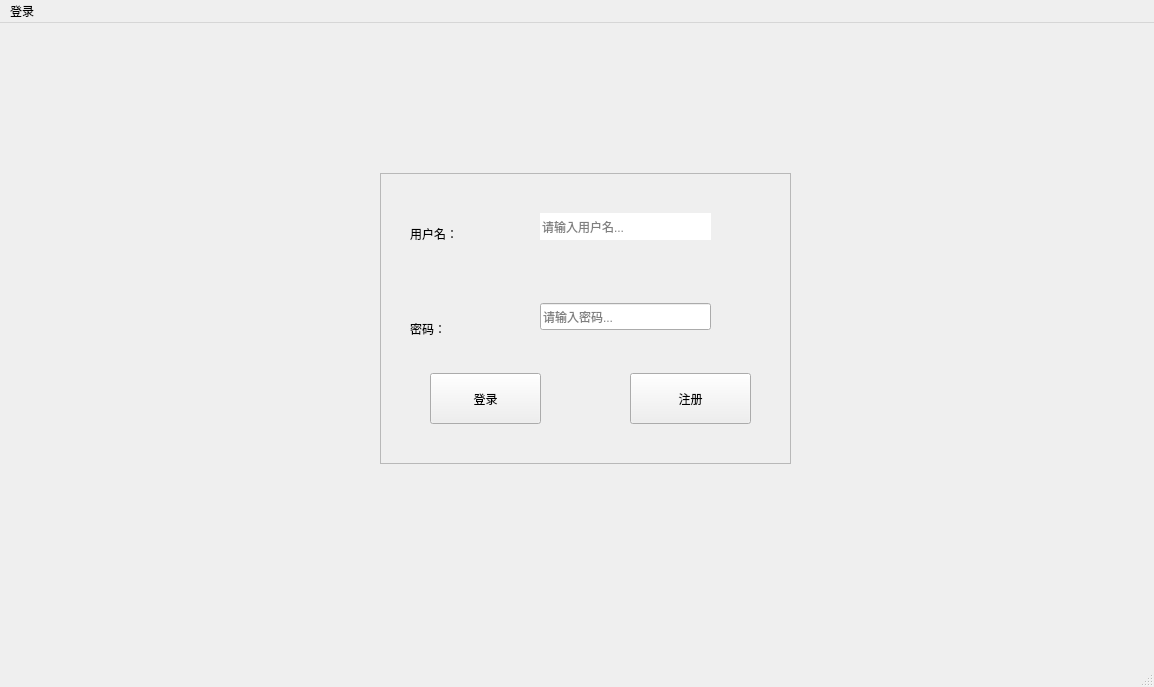
Above: Flight/MainWindow.ui from howbirdfly/FlightServer before the change. Below: the same form after it.
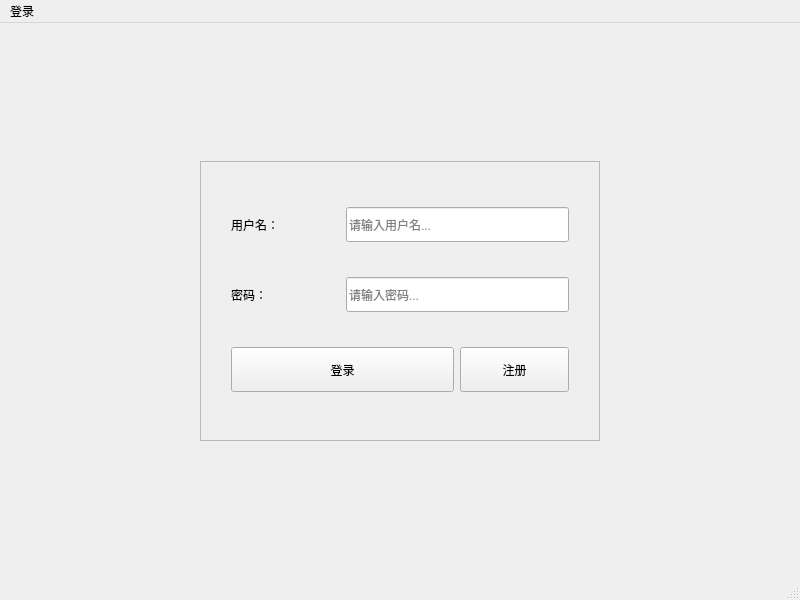
That is the form after the change.

The edit to the form file:
```diff
--- a/Flight/MainWindow.ui
+++ b/Flight/MainWindow.ui
@@ -6,38 +6,75 @@
    <rect>
     <x>0</x>
     <y>0</y>
-    <width>1154</width>
-    <height>687</height>
+    <width>800</width>
+    <height>600</height>
    </rect>
   </property>
   <property name="windowTitle">
    <string>MainWindow</string>
   </property>
   <widget class="QWidget" name="centralwidget">
+   <layout class="QVBoxLayout" name="verticalLayout">
+    <item>
+     <spacer name="verticalSpacer_top">
+      <property name="orientation">
+       <enum>Qt::Orientation::Vertical</enum>
+      </property>
+      <property name="sizeHint" stdset="0">
+       <size>
+        <width>20</width>
+        <height>40</height>
+       </size>
+      </property>
+     </spacer>
+    </item>
+    <item>
+     <layout class="QHBoxLayout" name="horizontalLayout">
+      <item>
+       <spacer name="horizontalSpacer_left">
+        <property name="orientation">
+         <enum>Qt::Orientation::Horizontal</enum>
+        </property>
+        <property name="sizeHint" stdset="0">
+         <size>
+          <width>40</width>
+          <height>20</height>
+         </size>
+        </property>
+       </spacer>
+      </item>
+      <item>
    <widget class="QFrame" name="frame">
-    <property name="geometry">
-     <rect>
-      <x>380</x>
-      <y>150</y>
-      <width>411</width>
-      <height>291</height>
-     </rect>
+        <property name="minimumSize">
+         <size>
+          <width>400</width>
+          <height>280</height>
+         </size>
     </property>
     <property name="frameShape">
      <enum>QFrame::StyledPanel</enum>
     </property>
     <property name="frameShadow">
-     <enum>QFrame::Raised</enum>
-    </property>
+         <enum>QFrame::Shadow::Raised</enum>
+        </property>
+        <layout class="QGridLayout" name="gridLayout">
+         <property name="leftMargin">
+          <number>30</number>
+         </property>
+         <property name="topMargin">
+          <number>30</number>
+         </property>
+         <property name="rightMargin">
+          <number>30</number>
+         </property>
+         <property name="bottomMargin">
+          <number>30</number>
+         </property>
+         <property name="verticalSpacing">
+          <number>20</number>
+         </property>
+         <item row="0" column="0">
     <widget class="QLabel" name="Username">
-     <property name="geometry">
-      <rect>
-       <x>30</x>
-       <y>40</y>
-       <width>81</width>
-       <height>41</height>
-      </rect>
-     </property>
      <property name="styleSheet">
       <string notr="true">font: 12pt &quot;Microsoft YaHei UI&quot;;</string>
      </property>
@@ -45,46 +82,18 @@
       <string>用户名：</string>
      </property>
     </widget>
-    <widget class="QLabel" name="Password">
-     <property name="geometry">
-      <rect>
-       <x>30</x>
-       <y>130</y>
-       <width>81</width>
-       <height>51</height>
-      </rect>
-     </property>
-     <property name="styleSheet">
-      <string notr="true">font: 12pt &quot;Microsoft YaHei&quot;;</string>
-     </property>
-     <property name="text">
-      <string>密码：</string>
-     </property>
-    </widget>
+         </item>
+         <item row="0" column="1" colspan="2">
     <widget class="QLineEdit" name="Usernamet">
-     <property name="geometry">
-      <rect>
-       <x>160</x>
-       <y>40</y>
-       <width>171</width>
-       <height>27</height>
-      </rect>
-     </property>
-     <property name="inputMask">
-      <string/>
+           <property name="minimumSize">
+            <size>
+             <width>0</width>
+             <height>35</height>
+            </size>
      </property>
      <property name="frame">
-      <bool>false</bool>
-     </property>
-     <property name="echoMode">
-      <enum>QLineEdit::Normal</enum>
-     </property>
-     <property name="dragEnabled">
       <bool>true</bool>
      </property>
-     <property name="readOnly">
-      <bool>false</bool>
-     </property>
      <property name="placeholderText">
       <string>请输入用户名...</string>
      </property>
@@ -92,17 +101,27 @@
       <enum>Qt::LogicalMoveStyle</enum>
      </property>
      <property name="clearButtonEnabled">
-      <bool>false</bool>
-     </property>
-    </widget>
+            <bool>true</bool>
+           </property>
+          </widget>
+         </item>
+         <item row="1" column="0">
+          <widget class="QLabel" name="Password">
+           <property name="styleSheet">
+            <string notr="true">font: 12pt &quot;Microsoft YaHei&quot;;</string>
+           </property>
+           <property name="text">
+            <string>密码：</string>
+           </property>
+          </widget>
+         </item>
+         <item row="1" column="1" colspan="2">
     <widget class="QLineEdit" name="Passwordt">
-     <property name="geometry">
-      <rect>
-       <x>160</x>
-       <y>130</y>
-       <width>171</width>
-       <height>27</height>
-      </rect>
+           <property name="minimumSize">
+            <size>
+             <width>0</width>
+             <height>35</height>
+            </size>
      </property>
      <property name="echoMode">
       <enum>QLineEdit::Password</enum>
@@ -113,45 +132,77 @@
      <property name="placeholderText">
       <string>请输入密码...</string>
      </property>
-    </widget>
+           <property name="clearButtonEnabled">
+            <bool>true</bool>
+           </property>
+          </widget>
+         </item>
+         <item row="2" column="0" colspan="2">
     <widget class="QPushButton" name="log_in">
-     <property name="enabled">
-      <bool>true</bool>
-     </property>
-     <property name="geometry">
-      <rect>
-       <x>50</x>
-       <y>200</y>
-       <width>111</width>
-       <height>51</height>
-      </rect>
+           <property name="minimumSize">
+            <size>
+             <width>0</width>
+             <height>45</height>
+            </size>
      </property>
      <property name="text">
       <string>登录</string>
      </property>
     </widget>
+         </item>
+         <item row="2" column="2">
     <widget class="QPushButton" name="sign_in">
-     <property name="geometry">
-      <rect>
-       <x>250</x>
-       <y>200</y>
-       <width>121</width>
-       <height>51</height>
-      </rect>
+           <property name="minimumSize">
+            <size>
+             <width>0</width>
+             <height>45</height>
+            </size>
      </property>
      <property name="text">
       <string>注册</string>
      </property>
     </widget>
-   </widget>
+         </item>
+        </layout>
+       </widget>
+      </item>
+      <item>
+       <spacer name="horizontalSpacer_right">
+        <property name="orientation">
+         <enum>Qt::Orientation::Horizontal</enum>
+        </property>
+        <property name="sizeHint" stdset="0">
+         <size>
+          <width>40</width>
+          <height>20</height>
+         </size>
+        </property>
+       </spacer>
+      </item>
+     </layout>
+    </item>
+    <item>
+     <spacer name="verticalSpacer_bottom">
+      <property name="orientation">
+       <enum>Qt::Orientation::Vertical</enum>
+      </property>
+      <property name="sizeHint" stdset="0">
+       <size>
+        <width>20</width>
+        <height>40</height>
+       </size>
+      </property>
+     </spacer>
+    </item>
+   </layout>
   </widget>
   <widget class="QMenuBar" name="menubar">
    <property name="geometry">
     <rect>
      <x>0</x>
      <y>0</y>
-     <width>1154</width>
-     <height>25</height>
+     <width>800</width>
+     <height>22</height>
     </rect>
    </property>
    <widget class="QMenu" name="menu">
```
Left out of the diff: 12 changed lines with no effect on the pictures. Lines whose indentation alone changed are shown as unchanged.
